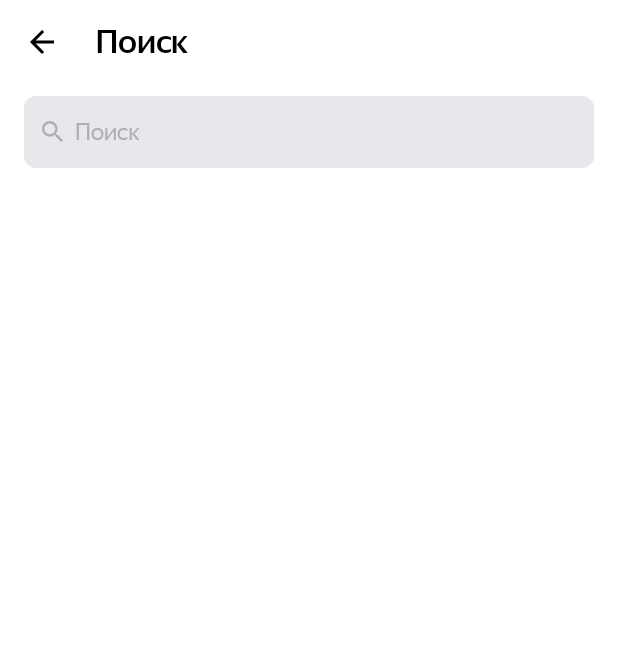
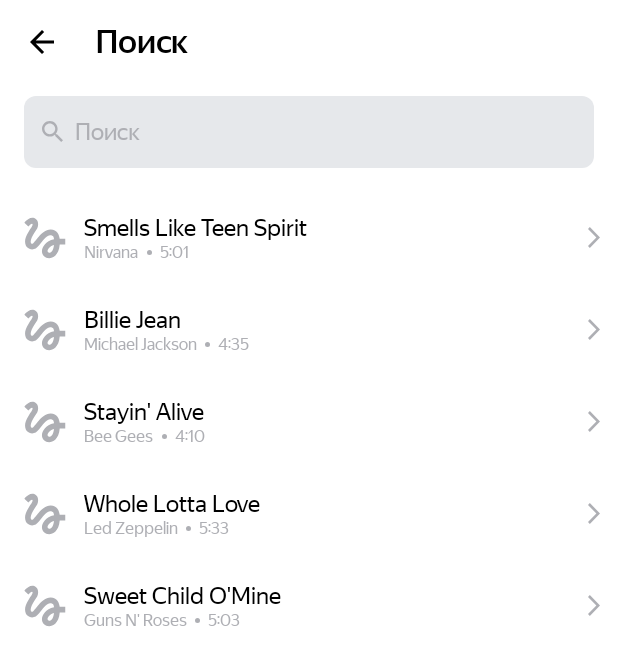
Before and after one commit to SGerashchenko/PlaylistMaker2, an Android app: the Search screen opened directly, with no data from a screen before it, on a phone screen of 412 x 824 dp. Shown: the top 666 px of the screen. Run offline under Robolectric (Android 15) with nearby library versions, the phone set to English and light mode, and no system bars; pictures from the network do not load.

Commit message:
sp 10 com 1

```diff
--- a/app/build.gradle.kts
+++ b/app/build.gradle.kts
@@ -45,4 +45,7 @@ dependencies {
     testImplementation(libs.junit)
     androidTestImplementation(libs.androidx.junit)
     androidTestImplementation(libs.androidx.espresso.core)
-}
+    implementation ("com.google.android.material:material:1.6.1")
+    implementation ("com.github.bumptech.glide:glide:4.14.2")
+    annotationProcessor ("com.github.bumptech.glide:compiler:4.14.2")
+    }
--- a/app/src/main/AndroidManifest.xml
+++ b/app/src/main/AndroidManifest.xml
@@ -1,6 +1,9 @@
 <?xml version="1.0" encoding="utf-8"?>
 <manifest xmlns:android="http://schemas.android.com/apk/res/android"
     xmlns:tools="http://schemas.android.com/tools">
+
+    <uses-permission android:name="android.permission.INTERNET" />
+
 
     <application
         android:allowBackup="true"
--- a/app/src/main/java/com/practicum/playlistmaker/Search.kt
+++ b/app/src/main/java/com/practicum/playlistmaker/Search.kt
@@ -10,6 +10,8 @@ import android.widget.EditText
 import android.widget.ImageView
 import androidx.activity.enableEdgeToEdge
 import androidx.appcompat.app.AppCompatActivity
+import androidx.recyclerview.widget.LinearLayoutManager
+import androidx.recyclerview.widget.RecyclerView
 
 class Search : AppCompatActivity() {
 
@@ -22,36 +24,69 @@ class Search : AppCompatActivity() {
         enableEdgeToEdge()
         setContentView(R.layout.activity_search)
 
-
         inputEditText = findViewById(R.id.search_input)
         clearSearchBar = findViewById(R.id.clearButton)
 
-        // Назад в главное меню
         findViewById<ImageView>(R.id.returnmenu).setOnClickListener {
-            finish() //
+            finish()
         }
 
-        // Кнопка очистки с фокусом и скрытием клавиатуры
         clearSearchBar.setOnClickListener {
             inputEditText.text.clear()
-            hideKeyboard() //
+            hideKeyboard()
         }
 
         inputEditText.requestFocus()
         showKeyboard()
 
         setupTextWatcher()
-
         inputEditText.setText(searchRequest)
         updateClearButtonVisibility(searchRequest)
+
+        val trackList: MutableList<Track> = mutableListOf(
+            Track(
+                "Smells Like Teen Spirit",
+                "Nirvana",
+                "5:01",
+                "https://is5-ssl.mzstatic.com/image/thumb/Music115/v4/7b/58/c2/7b58c21a-2b51-2bb2-e59a-9bb9b96ad8c3/00602567924166.rgb.jpg/100x100bb.jpg"
+            ),
+            Track(
+                "Billie Jean",
+                "Michael Jackson",
+                "4:35",
+                "https://is5-ssl.mzstatic.com/image/thumb/Music125/v4/3d/9d/38/3d9d3811-71f0-3a0e-1ada-3004e56ff852/827969428726.jpg/100x100bb.jpg"
+            ),
+            Track(
+                "Stayin' Alive",
+                "Bee Gees",
+                "4:10",
+                "https://is4-ssl.mzstatic.com/image/thumb/Music115/v4/1f/80/1f/1f801fc1-8c0f-ea3e-d3e5-387c6619619e/16UMGIM86640.rgb.jpg/100x100bb.jpg"
+            ),
+            Track(
+                "Whole Lotta Love",
+                "Led Zeppelin",
+                "5:33",
+                "https://is2-ssl.mzstatic.com/image/thumb/Music62/v4/7e/17/e3/7e17e33f-2efa-2a36-e916-7f808576cf6b/mzm.fyigqcbs.jpg/100x100bb.jpg"
+            ),
+            Track(
+                "Sweet Child O'Mine",
+                "Guns N' Roses",
+                "5:03",
+                "https://is5-ssl.mzstatic.com/image/thumb/Music125/v4/a0/4d/c4/a04dc484-03cc-02aa-fa82-5334fcb4bc16/18UMGIM24878.rgb.jpg/100x100bb.jpg"
+            )
+        )
+
+        // Настройка RecyclerView
+        val recycleViewTrack = findViewById<RecyclerView>(R.id.recycleViewTrack)
+        recycleViewTrack.layoutManager = LinearLayoutManager(this)
+        val trackAdapter = TrackAdapter(trackList)
+        recycleViewTrack.adapter = trackAdapter
     }
-
 
     private fun setupTextWatcher() {
         inputEditText.addTextChangedListener(object : TextWatcher {
             override fun beforeTextChanged(s: CharSequence?, start: Int, count: Int, after: Int) {
-                // Не используется
-            }
+                           }
 
             override fun onTextChanged(s: CharSequence?, start: Int, before: Int, count: Int) {
                 searchRequest = s.toString()
@@ -59,25 +94,22 @@ class Search : AppCompatActivity() {
             }
 
             override fun afterTextChanged(s: Editable?) {
-                // Не используется
-            }
+                            }
         })
     }
-
 
     private fun updateClearButtonVisibility(text: CharSequence?) {
         clearSearchBar.visibility = if (text.isNullOrEmpty()) View.GONE else View.VISIBLE
     }
-
 
     private fun hideKeyboard() {
         val imm = getSystemService(Context.INPUT_METHOD_SERVICE) as InputMethodManager
         imm.hideSoftInputFromWindow(inputEditText.windowToken, 0)
     }
 
-
     private fun showKeyboard() {
         val imm = getSystemService(Context.INPUT_METHOD_SERVICE) as InputMethodManager
+        inputEditText.requestFocus()
         imm.showSoftInput(inputEditText, InputMethodManager.SHOW_IMPLICIT)
     }
 
--- /dev/null
+++ b/app/src/main/java/com/practicum/playlistmaker/Track.kt
@@ -0,0 +1,8 @@
+package com.practicum.playlistmaker
+
+ class Track(
+    val trackName: String,
+    val artistName: String,
+    val trackTime: String,
+    val artworkUrl100: String
+)
--- /dev/null
+++ b/app/src/main/java/com/practicum/playlistmaker/TrackAdapter.kt
@@ -0,0 +1,19 @@
+package com.practicum.playlistmaker
+
+import android.view.LayoutInflater
+import android.view.ViewGroup
+import androidx.recyclerview.widget.RecyclerView
+
+class TrackAdapter(private val trackList: List<Track>) :
+    RecyclerView.Adapter<TrackViewHolder>() {
+    override fun onCreateViewHolder(parent: ViewGroup, viewType: Int): TrackViewHolder {
+        val view = LayoutInflater.from(parent.context).inflate(R.layout.track, parent, false)
+        return TrackViewHolder(view)
+    }
+    override fun onBindViewHolder(holder: TrackViewHolder, position: Int) {
+        holder.bind(trackList[position])
+    }
+    override fun getItemCount(): Int {
+        return trackList.size
+    }
+}
--- /dev/null
+++ b/app/src/main/java/com/practicum/playlistmaker/TrackViewHolder.kt
@@ -0,0 +1,39 @@
+package com.practicum.playlistmaker
+
+import android.util.TypedValue
+import android.view.View
+import android.widget.ImageView
+import android.widget.TextView
+import androidx.recyclerview.widget.RecyclerView
+import com.bumptech.glide.Glide
+import com.bumptech.glide.load.resource.bitmap.RoundedCorners
+
+class TrackViewHolder(itemView: View) : RecyclerView.ViewHolder(itemView) {
+    private val trackImage: ImageView = itemView.findViewById(R.id.trackImage)
+    private val trackName: TextView = itemView.findViewById(R.id.trackName)
+    private val trackArtist: TextView = itemView.findViewById(R.id.trackArtist)
+    private val trackTime: TextView = itemView.findViewById(R.id.trackTime)
+
+    fun bind(model: Track) {
+
+        Glide.with(itemView.context)
+            .load(model.artworkUrl100)
+            .placeholder(R.drawable.placeholder)
+            .centerCrop()
+            .transform(
+                RoundedCorners(
+                    TypedValue.applyDimension(
+                        TypedValue.COMPLEX_UNIT_DIP,
+                        2F,
+                        itemView.context.resources.displayMetrics
+                    ).toInt()
+                )
+            )
+            .into(trackImage)
+
+
+        trackName.text = model.trackName
+        trackArtist.text = model.artistName
+        trackTime.text = model.trackTime
+    }
+}
--- /dev/null
+++ b/app/src/main/res/drawable/arrowsing.xml
@@ -0,0 +1,9 @@
+<vector xmlns:android="http://schemas.android.com/apk/res/android"
+    android:width="8dp"
+    android:height="14dp"
+    android:viewportWidth="8"
+    android:viewportHeight="14">
+  <path
+      android:pathData="M0,12.748L1.213,14L8,7L1.213,0L0,1.252L5.573,7L0,12.748Z"
+      android:fillColor="#AEAFB4"/>
+</vector>
--- /dev/null
+++ b/app/src/main/res/drawable/ellipse.xml
@@ -0,0 +1,9 @@
+<vector xmlns:android="http://schemas.android.com/apk/res/android"
+    android:width="3dp"
+    android:height="3dp"
+    android:viewportWidth="3"
+    android:viewportHeight="3">
+  <path
+      android:pathData="M1.5,1.5m-1.5,0a1.5,1.5 0,1 1,3 0a1.5,1.5 0,1 1,-3 0"
+      android:fillColor="#AEAFB4"/>
+</vector>
--- /dev/null
+++ b/app/src/main/res/drawable/placeholder.xml
@@ -0,0 +1,13 @@
+<vector xmlns:android="http://schemas.android.com/apk/res/android"
+    android:width="45dp"
+    android:height="45dp"
+    android:viewportWidth="45"
+    android:viewportHeight="45">
+  <group>
+    <clip-path
+        android:pathData="M0,0h45v45h-45z"/>
+    <path
+        android:pathData="M8.606,12.919C9.919,11.587 11.231,10.387 11.813,10.631C12.75,11.006 11.813,12.563 11.25,13.481C10.781,14.269 5.888,20.775 5.888,25.313C5.888,27.712 6.788,29.7 8.4,30.9C9.806,31.95 11.663,32.269 13.35,31.763C15.356,31.181 17.006,29.138 19.087,26.569C21.356,23.775 24.394,20.119 26.737,20.119C29.794,20.119 29.831,22.013 30.038,23.475C22.95,24.675 19.95,30.356 19.95,33.544C19.95,36.731 22.65,39.338 25.969,39.338C29.025,39.338 34.013,36.844 34.763,27.9H39.375V23.212H34.744C34.463,20.119 32.7,15.337 27.188,15.337C22.969,15.337 19.35,18.919 17.925,20.663C16.837,22.031 14.063,25.313 13.631,25.763C13.163,26.325 12.356,27.337 11.55,27.337C10.706,27.337 10.2,25.781 10.875,23.737C11.531,21.694 13.5,18.375 14.344,17.138C15.806,15 16.781,13.538 16.781,10.988C16.781,6.919 13.706,5.625 12.075,5.625C9.6,5.625 7.444,7.5 6.975,7.969C6.3,8.644 5.738,9.206 5.325,9.712L8.606,12.919ZM26.025,34.781C25.444,34.781 24.638,34.294 24.638,33.431C24.638,32.306 26.006,29.306 30.019,28.256C29.456,33.3 27.337,34.781 26.025,34.781Z"
+        android:fillColor="#AEAFB4"/>
+  </group>
+</vector>
--- a/app/src/main/res/layout/activity_main.xml
+++ b/app/src/main/res/layout/activity_main.xml
@@ -8,7 +8,8 @@
     android:orientation="vertical"
     android:paddingLeft="@dimen/pad16"
     android:paddingRight="@dimen/pad16"
-    android:paddingBottom="48dp">
+    android:paddingBottom="48dp"
+    android:paddingTop="8dp">
 
     <TextView
         android:layout_width="wrap_content"
--- a/app/src/main/res/layout/activity_search.xml
+++ b/app/src/main/res/layout/activity_search.xml
@@ -72,4 +72,14 @@
             android:visibility="gone"
             app:tint="@color/searchtextcolor" />
     </FrameLayout>
+
+    <androidx.recyclerview.widget.RecyclerView
+        android:id="@+id/recycleViewTrack"
+        android:layout_width="match_parent"
+        android:layout_height="wrap_content"
+        android:layout_marginTop="16dp"
+        app:layoutManager="androidx.recyclerview.widget.LinearLayoutManager"
+        tools:itemCount="5"
+        tools:listitem="@layout/track" />
+
 </LinearLayout>
--- /dev/null
+++ b/app/src/main/res/layout/track.xml
@@ -0,0 +1,73 @@
+<?xml version="1.0" encoding="utf-8"?>
+ <LinearLayout xmlns:android="http://schemas.android.com/apk/res/android"
+    xmlns:tools="http://schemas.android.com/tools"
+    android:layout_width="match_parent"
+    android:layout_height="61dp"
+    xmlns:app="http://schemas.android.com/apk/res-auto"
+    android:gravity="center_vertical"
+    android:orientation="horizontal"
+    >
+    <ImageView
+        android:id="@+id/trackImage"
+        android:layout_width="@dimen/pad48"
+        android:layout_height="@dimen/pad48"
+        android:paddingLeft="12dp"
+        tools:src="@drawable/placeholder" />
+    <LinearLayout
+        android:layout_width="0dp"
+        android:layout_height="wrap_content"
+        android:layout_marginHorizontal="8dp"
+        android:layout_weight="1"
+        android:gravity="center_vertical"
+        android:orientation="vertical">
+        <TextView
+            android:id="@+id/trackName"
+            android:layout_width="wrap_content"
+            android:layout_height="wrap_content"
+            android:ellipsize="end"
+            android:fontFamily="@font/ys_display_regular"
+            android:maxLines="1"
+            android:textColor="@color/settings"
+            android:textFontWeight="400"
+            android:textSize="@dimen/text_size_16"
+            tools:text="@string/TrackName" />
+        <LinearLayout
+            android:layout_width="wrap_content"
+            android:layout_height="wrap_content"
+            android:gravity="center_vertical"
+            android:orientation="horizontal">
+            <TextView
+                android:id="@+id/trackArtist"
+                android:layout_width="0dp"
+                android:layout_height="wrap_content"
+                android:layout_weight="1"
+                android:ellipsize="end"
+                android:fontFamily="@font/ys_display_regular"
+                android:maxLines="1"
+                android:textColor="@color/trackcolor"
+                android:textFontWeight="400"
+                android:textSize="@dimen/text_size_11"
+                tools:text="@string/ArtistName" />
+            <View
+                android:layout_width="3dp"
+                android:layout_height="3dp"
+                android:background="@drawable/ellipse"
+                android:layout_marginHorizontal="5dp"
+                />
+            <TextView
+                android:id="@+id/trackTime"
+                android:layout_width="wrap_content"
+                android:layout_height="wrap_content"
+                android:fontFamily="@font/ys_display_regular"
+                android:textColor="@color/trackcolor"
+                android:textSize="@dimen/text_size_11"
+                tools:text="@string/TrackTime" />
+        </LinearLayout>
+    </LinearLayout>
+    <ImageView
+        android:layout_width="wrap_content"
+        android:layout_height="wrap_content"
+        android:src="@drawable/arrowsing"
+        app:tint="@color/trackcolor"
+        android:paddingEnd="12dp"/>
+</LinearLayout>
--- a/app/src/main/res/values-night/styles.xml
+++ b/app/src/main/res/values-night/styles.xml
@@ -69,5 +69,6 @@
     <color name="settings">#FFFFFFFF</color>
     <color name="searchcolor">#FFFFFFFF</color>
     <color name="searchtextcolor">#FF000000</color>
+    <color name="trackcolor">#FFFFFFFF</color>
 
 </resources>
--- a/app/src/main/res/values/dimens.xml
+++ b/app/src/main/res/values/dimens.xml
@@ -2,7 +2,10 @@
 <resources>
 <dimen name="text_size_22">22sp</dimen>
     <dimen name="text_size_16">16sp</dimen>
+    <dimen name="text_size_11">11sp</dimen>
     <dimen name="pad16">16dp</dimen>
     <dimen name="pad10">10dp</dimen>
     <dimen name="pad22">22dp</dimen>
+    <dimen name="pad48">48dp</dimen>
+
     </resources>
--- a/app/src/main/res/values/strings.xml
+++ b/app/src/main/res/values/strings.xml
@@ -22,4 +22,11 @@
 
     <string name="editTextHint">Поиск</string>
 
+    <!--10 спринт, добавление строковых ресурсов-->
+
+    <string name="TrackName">TrackName</string>
+    <string name="ArtistName">Artist</string>
+    <string name="TrackTime">00:00</string>
+
+
 </resources>
--- a/app/src/main/res/values/styles.xml
+++ b/app/src/main/res/values/styles.xml
@@ -69,5 +69,6 @@
     <color name="settings">#FF000000</color>
     <color name="searchcolor">#E6E8EB</color>
     <color name="searchtextcolor">#AEAFB4</color>
+    <color name="trackcolor">#AEAFB4</color>
 
       </resources>
--- a/settings.gradle.kts
+++ b/settings.gradle.kts
@@ -19,5 +19,6 @@ dependencyResolutionManagement {
     }
 }
 
+
 rootProject.name = "Playlist Maker"
 include(":app")
```
